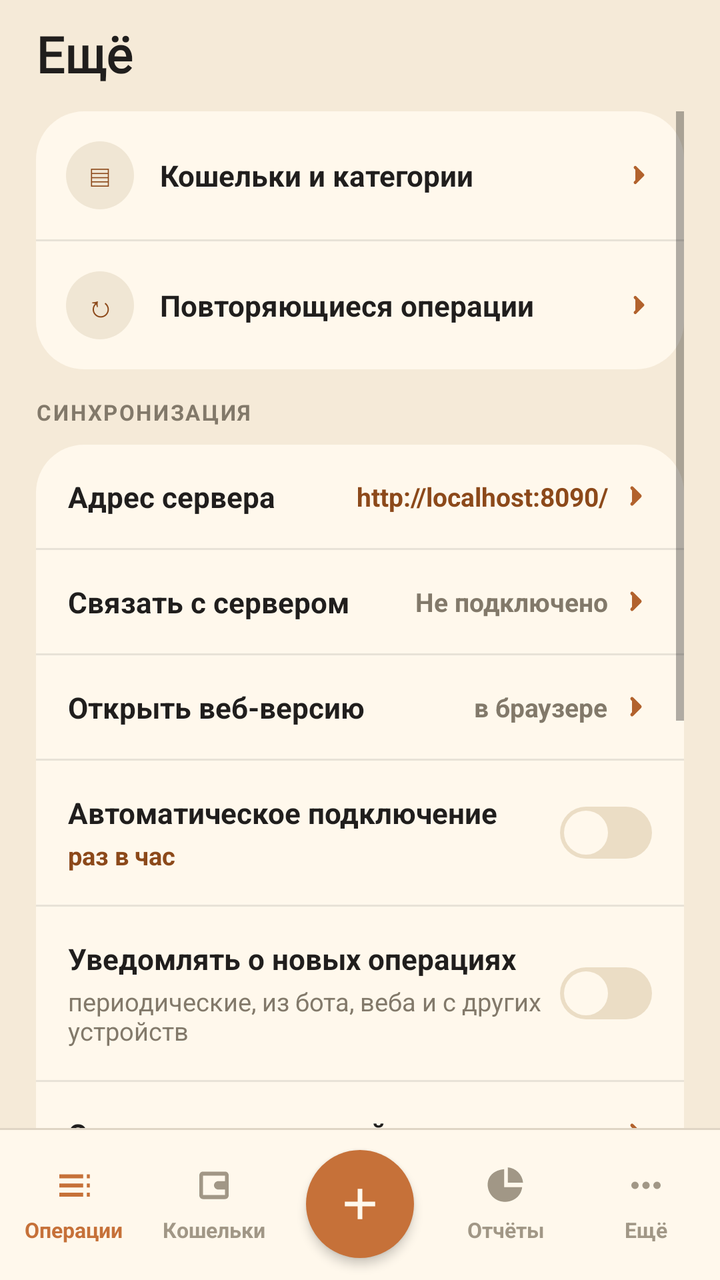
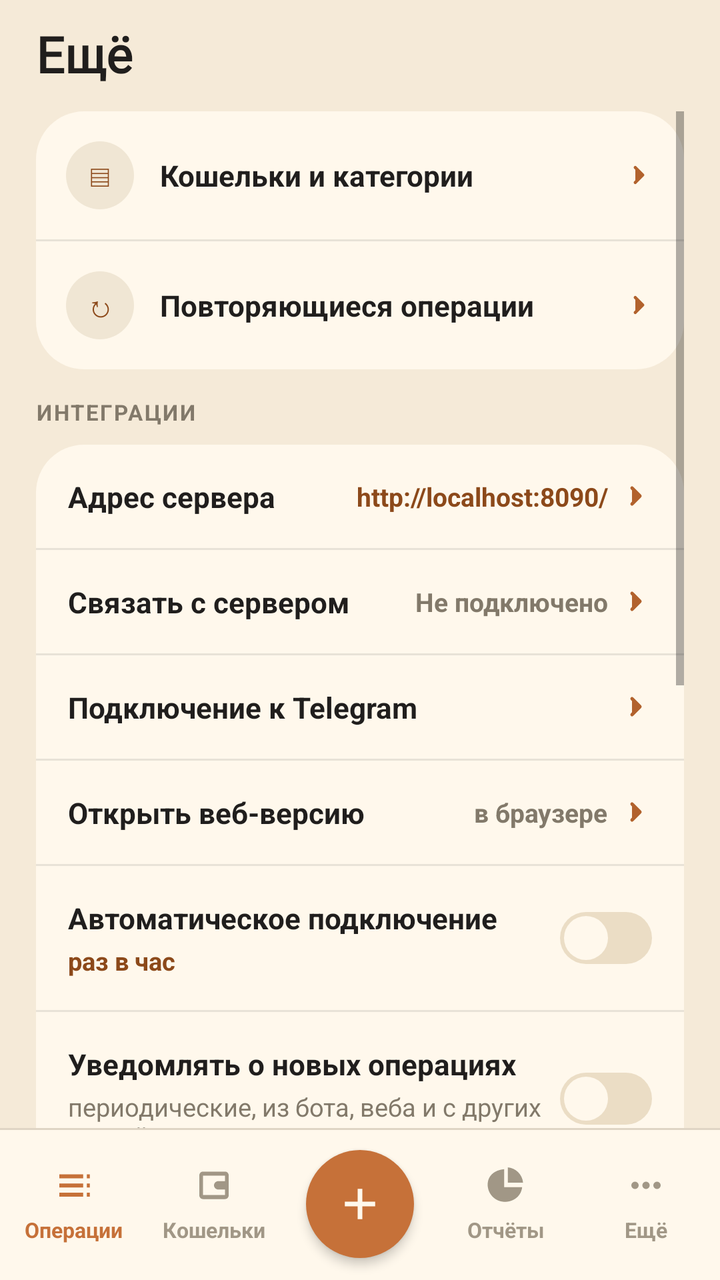

Two renders of the same Android screen: before a commit and after it. Below are the layout's source before the change and the commit's diff.
<!-- AndroidManifest.xml: activity theme AppTheme.NoActionBar -->
<!-- res/layout/activity_more.xml -->
<?xml version="1.0" encoding="utf-8"?>
<RelativeLayout xmlns:android="http://schemas.android.com/apk/res/android"
    android:layout_width="match_parent"
    android:layout_height="match_parent"
    android:background="@color/colorBackground">

    <TextView
        android:id="@+id/title"
        android:layout_width="match_parent"
        android:layout_height="wrap_content"
        android:paddingLeft="18dp"
        android:paddingRight="18dp"
        android:paddingTop="10dp"
        android:paddingBottom="12dp"
        android:text="Ещё"
        android:textSize="25sp"
        android:textStyle="bold"
        android:fontFamily="@font/caprasimo"
        android:textColor="@color/colorTextPrimary"/>

    <ScrollView
        android:layout_width="match_parent"
        android:layout_height="wrap_content"
        android:layout_below="@id/title"
        android:layout_above="@id/bottomNav"
        android:paddingLeft="18dp"
        android:paddingRight="18dp">

        <LinearLayout
            android:layout_width="match_parent"
            android:layout_height="wrap_content"
            android:orientation="vertical"
            android:paddingBottom="24dp">

            <LinearLayout
                android:id="@+id/rowAccountsCard"
                android:layout_width="match_parent"
                android:layout_height="wrap_content"
                android:orientation="vertical"
                android:background="@drawable/bg_card"
                android:layout_marginBottom="14dp">

                <LinearLayout android:id="@+id/rowAccounts" style="@style/MoreRow" android:onClick="onMoreAccounts">
                    <TextView style="@style/MoreRowGlyph" android:text="▤"/>
                    <TextView style="@style/MoreRowLabel" android:text="Кошельки и категории"/>
                    <ImageView style="@style/MoreRowChevron"/>
                </LinearLayout>
                <View style="@style/MoreRowDivider"/>

                <LinearLayout android:id="@+id/rowRecurring" style="@style/MoreRow" android:onClick="onMoreRecurring">
                    <TextView style="@style/MoreRowGlyph" android:text="↻"/>
                    <TextView style="@style/MoreRowLabel" android:text="Повторяющиеся операции"/>
                    <ImageView style="@style/MoreRowChevron"/>
                </LinearLayout>
            </LinearLayout>

            
            <TextView style="@style/SettingsGroupLabel" android:text="СИНХРОНИЗАЦИЯ"/>
            <LinearLayout
                android:layout_width="match_parent"
                android:layout_height="wrap_content"
                android:orientation="vertical"
                android:background="@drawable/bg_card"
                android:layout_marginBottom="14dp">

                <LinearLayout
                    android:id="@+id/rowServerUrl"
                    android:layout_width="match_parent"
                    android:layout_height="wrap_content"
                    android:orientation="horizontal"
                    android:gravity="center_vertical"
                    android:padding="16dp"
                    android:onClick="onPickServerUrl">

                    
                    <TextView
                        android:layout_width="wrap_content"
                        android:layout_height="wrap_content"
                        android:singleLine="true"
                        android:text="Адрес сервера"
                        android:textSize="14.5sp"
                        android:textStyle="bold"
                        android:textColor="@color/colorTextPrimary"/>

                    <TextView
                        android:id="@+id/serverUrlValue"
                        android:layout_width="0dp"
                        android:layout_height="wrap_content"
                        android:layout_weight="1"
                        android:layout_marginStart="12dp"
                        android:gravity="end"
                        android:singleLine="true"
                        android:ellipsize="middle"
                        android:text="http://localhost:8090/"
                        android:textSize="13sp"
                        android:textStyle="bold"
                        android:textColor="@color/colorexpanse"
                        android:layout_marginEnd="6dp"/>

                    <ImageView
                        android:layout_width="16dp"
                        android:layout_height="16dp"
                        android:src="@drawable/ic_chevron_right"/>
                </LinearLayout>

                <View style="@style/MoreRowDivider"/>

                <LinearLayout
                    android:id="@+id/rowLinkServer"
                    android:layout_width="match_parent"
                    android:layout_height="wrap_content"
                    android:orientation="horizontal"
                    android:gravity="center_vertical"
                    android:padding="16dp"
                    android:onClick="onLinkServer">

                    
                    <TextView
                        android:layout_width="wrap_content"
                        android:layout_height="wrap_content"
                        android:singleLine="true"
                        android:text="Связать с сервером"
                        android:textSize="14.5sp"
                        android:textStyle="bold"
                        android:textColor="@color/colorTextPrimary"/>

                    <TextView
                        android:id="@+id/linkStatusValue"
                        android:layout_width="0dp"
                        android:layout_height="wrap_content"
                        android:layout_weight="1"
                        android:layout_marginStart="12dp"
                        android:gravity="end"
                        android:singleLine="true"
                        android:ellipsize="middle"
                        android:text="Не подключено"
                        android:textSize="13sp"
                        android:textStyle="bold"
                        android:textColor="@color/colorTextSecondary"
                        android:layout_marginEnd="6dp"/>

                    <ImageView
                        android:layout_width="16dp"
                        android:layout_height="16dp"
                        android:src="@drawable/ic_chevron_right"/>
                </LinearLayout>

                <View style="@style/MoreRowDivider"/>

                
                <LinearLayout
                    android:id="@+id/rowOpenWeb"
                    android:layout_width="match_parent"
                    android:layout_height="wrap_content"
                    android:orientation="horizontal"
                    android:gravity="center_vertical"
                    android:padding="16dp"
                    android:onClick="onOpenWeb">

                    <TextView
                        android:layout_width="0dp"
                        android:layout_height="wrap_content"
                        android:layout_weight="1"
                        android:text="Открыть веб-версию"
                        android:textSize="14.5sp"
                        android:textStyle="bold"
                        android:textColor="@color/colorTextPrimary"/>

                    <TextView
                        android:layout_width="wrap_content"
                        android:layout_height="wrap_content"
                        android:text="в браузере"
                        android:textSize="13sp"
                        android:textStyle="bold"
                        android:textColor="@color/colorTextSecondary"
                        android:layout_marginEnd="6dp"/>

                    <ImageView
                        android:layout_width="16dp"
                        android:layout_height="16dp"
                        android:src="@drawable/ic_chevron_right"/>
                </LinearLayout>

                <View style="@style/MoreRowDivider"/>

                <LinearLayout
                    android:layout_width="match_parent"
                    android:layout_height="wrap_content"
                    android:orientation="horizontal"
                    android:gravity="center_vertical"
                    android:padding="16dp">

                    <LinearLayout
                        android:layout_width="0dp"
                        android:layout_height="wrap_content"
                        android:layout_weight="1"
                        android:orientation="vertical">

                        <TextView
                            android:layout_width="wrap_content"
                            android:layout_height="wrap_content"
                            android:text="Автоматическое подключение"
                            android:textSize="14.5sp"
                            android:textStyle="bold"
                            android:textColor="@color/colorTextPrimary"/>

                        <TextView
                            android:id="@+id/rowAutoConnectInterval"
                            android:layout_width="wrap_content"
                            android:layout_height="wrap_content"
                            android:layout_marginTop="3dp"
                            android:text="раз в час"
                            android:textSize="12.5sp"
                            android:textStyle="bold"
                            android:textColor="@color/colorexpanse"
                            android:onClick="onPickAutoConnectInterval"/>
                    </LinearLayout>

                    <FrameLayout
                        android:id="@+id/switchAutoConnect"
                        android:layout_width="46dp"
                        android:layout_height="26dp"
                        android:background="@drawable/bg_switch_off"
                        android:onClick="onToggleAutoConnect">
                        <View
                            android:id="@+id/switchAutoConnectThumb"
                            android:layout_width="22dp"
                            android:layout_height="22dp"
                            android:layout_margin="2dp"
                            android:background="@drawable/bg_switch_thumb"/>
                    </FrameLayout>
                </LinearLayout>

                <View style="@style/MoreRowDivider"/>

                
                <LinearLayout
                    android:layout_width="match_parent"
                    android:layout_height="wrap_content"
                    android:orientation="horizontal"
                    android:gravity="center_vertical"
                    android:padding="16dp">

                    <LinearLayout
                        android:layout_width="0dp"
                        android:layout_height="wrap_content"
                        android:layout_weight="1"
                        android:orientation="vertical">

                        <TextView
                            android:layout_width="wrap_content"
                            android:layout_height="wrap_content"
                            android:text="Уведомлять о новых операциях"
                            android:textSize="14.5sp"
                            android:textStyle="bold"
                            android:textColor="@color/colorTextPrimary"/>

                        <TextView
                            android:layout_width="wrap_content"
                            android:layout_height="wrap_content"
                            android:layout_marginTop="3dp"
                            android:text="периодические, из бота, веба и с других устройств"
                            android:textSize="12.5sp"
                            android:textColor="@color/colorTextSecondary"/>
                    </LinearLayout>

                    <FrameLayout
                        android:id="@+id/switchNotifyNewOperations"
                        android:layout_width="46dp"
                        android:layout_height="26dp"
                        android:background="@drawable/bg_switch_off"
                        android:onClick="onToggleNotifyNewOperations">
                        <View
                            android:layout_width="22dp"
                            android:layout_height="22dp"
                            android:layout_margin="2dp"
                            android:background="@drawable/bg_switch_thumb"/>
                    </FrameLayout>
                </LinearLayout>

                <View style="@style/MoreRowDivider"/>

                <LinearLayout
                    android:id="@+id/rowSyncNow"
                    android:layout_width="match_parent"
                    android:layout_height="wrap_content"
                    android:orientation="horizontal"
                    android:gravity="center_vertical"
                    android:padding="16dp"
                    android:onClick="onSyncNow">

                    <TextView
                        android:layout_width="0dp"
                        android:layout_height="wrap_content"
                        android:layout_weight="1"
                        android:text="Синхронизировать сейчас"
                        android:textSize="14.5sp"
                        android:textStyle="bold"
                        android:textColor="@color/colorTextPrimary"/>

                    <TextView
                        android:id="@+id/syncNowStatus"
                        android:layout_width="wrap_content"
                        android:layout_height="wrap_content"
                        android:text=""
                        android:textSize="13sp"
                        android:textStyle="bold"
                        android:textColor="@color/colorTextSecondary"
                        android:layout_marginEnd="6dp"/>

                    <ImageView
                        android:layout_width="16dp"
                        android:layout_height="16dp"
                        android:src="@drawable/ic_chevron_right"/>
                </LinearLayout>
            </LinearLayout>

            <LinearLayout
                android:id="@+id/moreList"
                android:layout_width="match_parent"
                android:layout_height="wrap_content"
                android:orientation="vertical"
                android:background="@drawable/bg_card"
                android:layout_marginBottom="14dp">

                
                <LinearLayout android:id="@+id/rowRates" style="@style/MoreRow" android:onClick="onMoreRates">
                    <TextView style="@style/MoreRowGlyph" android:text="⇅"/>
                    <TextView style="@style/MoreRowLabel" android:text="Курсы валют"/>
                    <ImageView style="@style/MoreRowChevron"/>
                </LinearLayout>
                <View style="@style/MoreRowDivider"/>

                <LinearLayout android:id="@+id/rowIcons" style="@style/MoreRow" android:onClick="onMoreIcons">
                    <TextView style="@style/MoreRowGlyph" android:text="▦"/>
                    <TextView style="@style/MoreRowLabel" android:text="Иконки и категории"/>
                    <ImageView style="@style/MoreRowChevron"/>
                </LinearLayout>
                <View style="@style/MoreRowDivider"/>

                <LinearLayout android:id="@+id/rowImport" style="@style/MoreRow" android:onClick="onMoreImport">
                    <TextView style="@style/MoreRowGlyph" android:text="↧"/>
                    <TextView style="@style/MoreRowLabel" android:text="Импорт из файла"/>
                    <ImageView style="@style/MoreRowChevron"/>
                </LinearLayout>
                <View style="@style/MoreRowDivider"/>

                <LinearLayout android:id="@+id/rowSettings" style="@style/MoreRow" android:onClick="onMoreSettings">
                    <TextView style="@style/MoreRowGlyph" android:text="⛭"/>
                    <TextView style="@style/MoreRowLabel" android:text="Настройки"/>
                    <ImageView style="@style/MoreRowChevron"/>
                </LinearLayout>
            </LinearLayout>
        </LinearLayout>
    </ScrollView>

    <include android:id="@+id/bottomNav" layout="@layout/view_bottom_nav"/>
</RelativeLayout>
<!-- res/layout/view_bottom_nav.xml (included above) -->
<?xml version="1.0" encoding="utf-8"?>
<FrameLayout xmlns:android="http://schemas.android.com/apk/res/android"
    android:id="@+id/bottomNav"
    android:layout_width="match_parent"
    android:layout_height="76dp"
    android:layout_alignParentBottom="true"
    android:layout_gravity="bottom"
    android:background="@drawable/bg_bottom_nav"
    android:elevation="8dp">

    <LinearLayout
        android:layout_width="match_parent"
        android:layout_height="match_parent"
        android:orientation="horizontal"
        android:paddingLeft="2dp"
        android:paddingRight="2dp">

        <LinearLayout
            android:id="@+id/navOps"
            android:layout_width="0dp"
            android:layout_height="match_parent"
            android:layout_weight="1"
            android:background="@drawable/bg_nav_tab"
            android:clickable="true"
            android:focusable="true"
            android:gravity="center"
            android:orientation="vertical"
            android:onClick="navOperations">

            <ImageView
                android:layout_width="22dp"
                android:layout_height="22dp"
                android:src="@drawable/ic_nav_ops"
                android:tint="@color/colorPrimary"/>

            <TextView
                android:layout_width="wrap_content"
                android:layout_height="wrap_content"
                android:layout_marginTop="4dp"
                android:text="Операции"
                android:textSize="10.5sp"
                android:textStyle="bold"
                android:textColor="@color/colorPrimary"/>
        </LinearLayout>

        <LinearLayout
            android:id="@+id/navWallets"
            android:layout_width="0dp"
            android:layout_height="match_parent"
            android:layout_weight="1"
            android:background="@drawable/bg_nav_tab"
            android:clickable="true"
            android:focusable="true"
            android:gravity="center"
            android:orientation="vertical"
            android:onClick="navWallets">

            <ImageView
                android:layout_width="22dp"
                android:layout_height="22dp"
                android:src="@drawable/ic_nav_wallets"
                android:tint="@color/colorTextHint"/>

            <TextView
                android:layout_width="wrap_content"
                android:layout_height="wrap_content"
                android:layout_marginTop="4dp"
                android:text="Кошельки"
                android:textSize="10.5sp"
                android:textStyle="bold"
                android:textColor="@color/colorTextHint"/>
        </LinearLayout>

        
        <View
            android:layout_width="76dp"
            android:layout_height="match_parent"/>

        <LinearLayout
            android:id="@+id/navReport"
            android:layout_width="0dp"
            android:layout_height="match_parent"
            android:layout_weight="1"
            android:background="@drawable/bg_nav_tab"
            android:clickable="true"
            android:focusable="true"
            android:gravity="center"
            android:orientation="vertical"
            android:onClick="navReport">

            <ImageView
                android:layout_width="22dp"
                android:layout_height="22dp"
                android:src="@drawable/ic_nav_report"
                android:tint="@color/colorTextHint"/>

            <TextView
                android:layout_width="wrap_content"
                android:layout_height="wrap_content"
                android:layout_marginTop="4dp"
                android:text="Отчёты"
                android:textSize="10.5sp"
                android:textStyle="bold"
                android:textColor="@color/colorTextHint"/>
        </LinearLayout>

        <LinearLayout
            android:id="@+id/navMore"
            android:layout_width="0dp"
            android:layout_height="match_parent"
            android:layout_weight="1"
            android:background="@drawable/bg_nav_tab"
            android:clickable="true"
            android:focusable="true"
            android:gravity="center"
            android:orientation="vertical"
            android:onClick="navMore">

            <ImageView
                android:layout_width="22dp"
                android:layout_height="22dp"
                android:src="@drawable/ic_nav_more"
                android:tint="@color/colorTextHint"/>

            <TextView
                android:layout_width="wrap_content"
                android:layout_height="wrap_content"
                android:layout_marginTop="4dp"
                android:text="Ещё"
                android:textSize="10.5sp"
                android:textStyle="bold"
                android:textColor="@color/colorTextHint"/>
        </LinearLayout>

    </LinearLayout>

    
    <ImageButton
        android:id="@+id/btnAddTran"
        android:layout_width="54dp"
        android:layout_height="54dp"
        android:layout_gravity="center_horizontal|bottom"
        android:layout_marginBottom="11dp"
        android:background="@drawable/bg_nav_add"
        android:contentDescription="Добавить операцию"
        android:elevation="3dp"
        android:padding="14dp"
        android:scaleType="fitCenter"
        android:src="@drawable/ic_nav_add"
        android:tint="@color/colorSurface"
        android:onClick="btnOperationAdd"/>

</FrameLayout>
<!-- resources referenced by this layout -->
<resources>
  <color name="colorBackground">#F5EAD8</color>
  <color name="colorPrimary">#C67139</color>
  <color name="colorSurface">#FFF8EC</color>
  <color name="colorTextHint">#A19786</color>
  <color name="colorTextPrimary">#201E1D</color>
  <color name="colorTextSecondary">#82796A</color>
  <color name="colorexpanse">#8C491A</color>
  <!-- drawable bg_card (drawable) -->
  <?xml version="1.0" encoding="utf-8"?>
  <shape xmlns:android="http://schemas.android.com/apk/res/android">
      <solid android:color="@color/colorSurface"/>
      <corners android:radius="24dp"/>
  </shape>
  <!-- drawable bg_nav_add (drawable) -->
  <?xml version="1.0" encoding="utf-8"?>
  <ripple xmlns:android="http://schemas.android.com/apk/res/android"
      android:color="@color/colorPrimaryDark">
      <item>
          <shape android:shape="oval">
              <solid android:color="@color/colorPrimary"/>
          </shape>
      </item>
  </ripple>
  <!-- drawable bg_nav_tab (drawable) -->
  <?xml version="1.0" encoding="utf-8"?>
  <ripple xmlns:android="http://schemas.android.com/apk/res/android"
      android:color="@color/colorSurfaceAlt">
      <item android:drawable="@android:color/transparent"/>
  </ripple>
  <!-- drawable bg_switch_off (drawable) -->
  <?xml version="1.0" encoding="utf-8"?>
  <shape xmlns:android="http://schemas.android.com/apk/res/android">
      <solid android:color="@color/colorSurfaceAlt"/>
      <corners android:radius="999dp"/>
  </shape>
  <!-- drawable bg_switch_thumb (drawable) -->
  <?xml version="1.0" encoding="utf-8"?>
  <shape xmlns:android="http://schemas.android.com/apk/res/android"
      android:shape="oval">
      <solid android:color="@color/colorSurface"/>
  </shape>
  <!-- drawable ic_nav_add (drawable) -->
  <?xml version="1.0" encoding="utf-8"?>
  <vector xmlns:android="http://schemas.android.com/apk/res/android"
      android:width="24dp"
      android:height="24dp"
      android:viewportWidth="24"
      android:viewportHeight="24">
      <path
          android:fillColor="#FFFFFF"
          android:pathData="M10.9,5h2.2v5.9H19v2.2h-5.9V19h-2.2v-5.9H5v-2.2h5.9z"/>
  </vector>
  <style name="MoreRow">
          <item name="android:layout_width">match_parent</item>
          <item name="android:layout_height">wrap_content</item>
          <item name="android:orientation">horizontal</item>
          <item name="android:gravity">center_vertical</item>
          <item name="android:padding">15dp</item>
          <item name="android:background">?android:attr/selectableItemBackground</item>
      </style>
  <style name="MoreRowChevron">
          <item name="android:layout_width">15dp</item>
          <item name="android:layout_height">15dp</item>
          <item name="android:src">@drawable/ic_chevron_right</item>
      </style>
  <style name="MoreRowDivider">
          <item name="android:layout_width">match_parent</item>
          <item name="android:layout_height">1dp</item>
          <item name="android:background">@color/colorDivider</item>
      </style>
  <style name="MoreRowGlyph">
          <item name="android:layout_width">34dp</item>
          <item name="android:layout_height">34dp</item>
          <item name="android:background">@drawable/bg_icon_circle</item>
          <item name="android:gravity">center</item>
          <item name="android:textSize">15sp</item>
          <item name="android:textColor">@color/colorexpanse</item>
      </style>
  <style name="AppTheme.NoActionBar">
          <item name="windowActionBar">false</item>
          <item name="windowNoTitle">true</item>
      </style>
  <color name="colorDivider">#1A201E1D</color>
  <color name="colorPrimaryDark">#B2622D</color>
  <color name="colorSurfaceAlt">#EBDDC5</color>
  <!-- drawable bg_icon_circle (drawable) -->
  <?xml version="1.0" encoding="utf-8"?>
  <shape xmlns:android="http://schemas.android.com/apk/res/android"
      android:shape="oval">
      <solid android:color="@color/colorIconCircle"/>
  </shape>
  <color name="colorIconCircle">#F0E6D4</color>
  <!-- unchanged entries left out for length: 8 -->
</resources>

<!-- the commit's change to res/layout/activity_more.xml (unified diff, before → after) -->
@@ -55,7 +55,7 @@
             </LinearLayout>
 
             
-            <TextView style="@style/SettingsGroupLabel" android:text="СИНХРОНИЗАЦИЯ"/>
+            <TextView style="@style/SettingsGroupLabel" android:text="ИНТЕГРАЦИИ"/>
             <LinearLayout
                 android:layout_width="match_parent"
                 android:layout_height="wrap_content"
@@ -137,6 +137,47 @@
                         android:textSize="13sp"
                         android:textStyle="bold"
                         android:textColor="@color/colorTextSecondary"
+                        android:layout_marginEnd="6dp"/>
+
+                    <ImageView
+                        android:layout_width="16dp"
+                        android:layout_height="16dp"
+                        android:src="@drawable/ic_chevron_right"/>
+                </LinearLayout>
+
+                <View style="@style/MoreRowDivider"/>
+
+                
+                <LinearLayout
+                    android:id="@+id/rowTelegram"
+                    android:layout_width="match_parent"
+                    android:layout_height="wrap_content"
+                    android:orientation="horizontal"
+                    android:gravity="center_vertical"
+                    android:padding="16dp"
+                    android:onClick="onTelegram">
+
+                    <TextView
+                        android:layout_width="wrap_content"
+                        android:layout_height="wrap_content"
+                        android:singleLine="true"
+                        android:text="Подключение к Telegram"
+                        android:textSize="14.5sp"
+                        android:textStyle="bold"
+                        android:textColor="@color/colorTextPrimary"/>
+
+                    <TextView
+                        android:id="@+id/telegramStatusValue"
+                        android:layout_width="0dp"
+                        android:layout_height="wrap_content"
+                        android:layout_weight="1"
+                        android:layout_marginStart="12dp"
+                        android:gravity="end"
+                        android:singleLine="true"
+                        android:ellipsize="middle"
+                        android:textSize="13sp"
+                        android:textStyle="bold"
+                        android:textColor="@color/colorTextHint"
                         android:layout_marginEnd="6dp"/>
 
                     <ImageView
